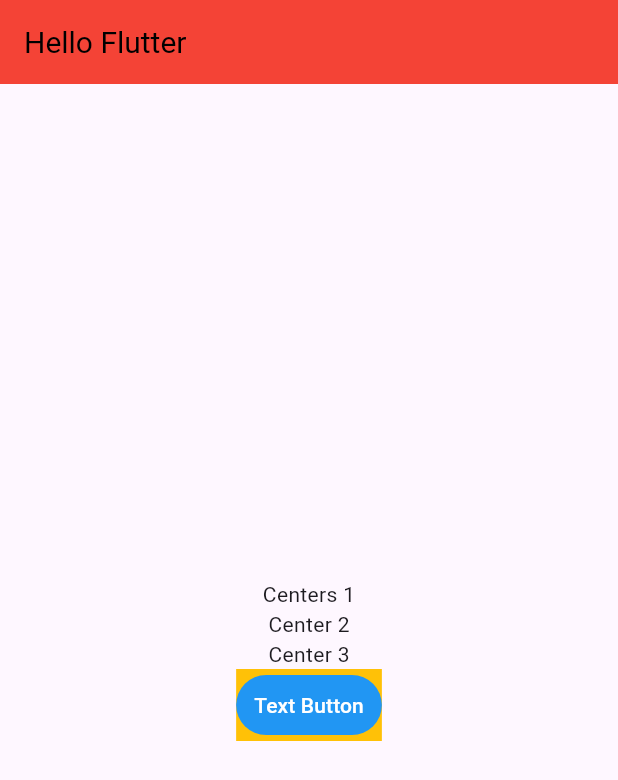
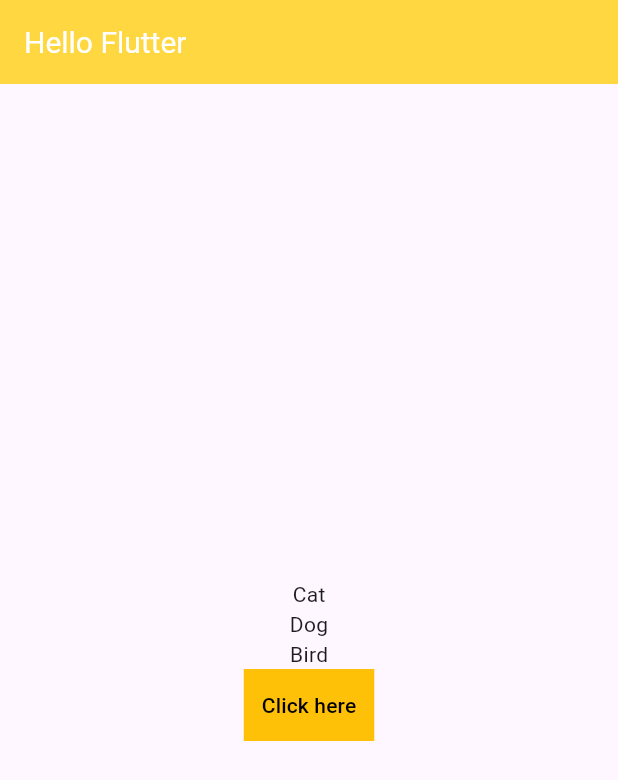
Before and after one commit to vegaronel/flutter-try, a Flutter app: the screen it shows after launch, on a phone screen of 412 x 824 dp. Shown: the top 780 px of the screen. Run offline on Flutter 3.47's test engine with Material 3 defaults, Android fonts, the phone set to English and light mode, and no system bars.

Commit message:
try layout

```diff
--- a/lib/home.dart
+++ b/lib/home.dart
@@ -12,39 +12,29 @@ class MyHomePage extends StatefulWidget {
 class _MyHomePageState extends State<MyHomePage> {
   @override
   Widget build(BuildContext context) {
-    int num1 = 1;
     return Scaffold(
       appBar: AppBar(
         title: const Text(
           "Hello Flutter",
-          style: TextStyle(fontSize: 20, color: Colors.black),
+          style: TextStyle(fontSize: 20, color: Colors.white),
         ),
-        backgroundColor: Colors.red,
+        backgroundColor: Colors.amberAccent,
       ),
       body: Center(
         child: Column(
           mainAxisAlignment: MainAxisAlignment.center,
           children: [
-            const Text("Centers 1"),
-            const Text("Center 2"),
-            const Text("Center 3"),
+           const Text("Cat"),
+           const Text("Dog"),
+           const Text("Bird"),
             Container(
               color: Colors.amber,
-              child: TextButton(
-                onPressed: () => {
-                  num1++,
-                  print("Hello Flutter" + num1.toString()),
-                },
-                child: const Text(
-                  "Text Button",
-                  style: TextStyle(color: Colors.white),
-                ),
-                style: ButtonStyle(
-                    backgroundColor:
-                        WidgetStateProperty.all<Color>(Colors.blue)),
-              ),
-            )
-          ],
+              child: TextButton(onPressed: () => {
+                print("Hello Flutter"),
+              }, child: Text("Click here", style: TextStyle(color: Colors.black),),),
+              )
+            ],
+
         ),
       ),
     );
```
Also changed, not shown: flutter_01.png (deleted), flutter_02.png (deleted), flutter_03.png (deleted), flutter_04.png (deleted).
